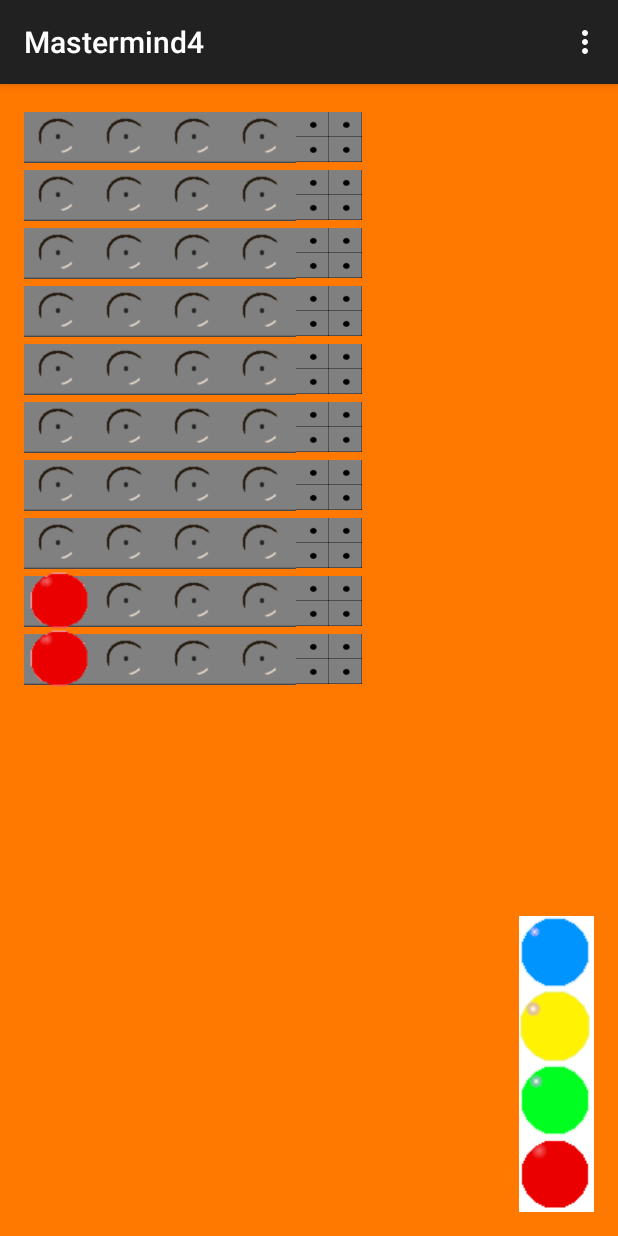
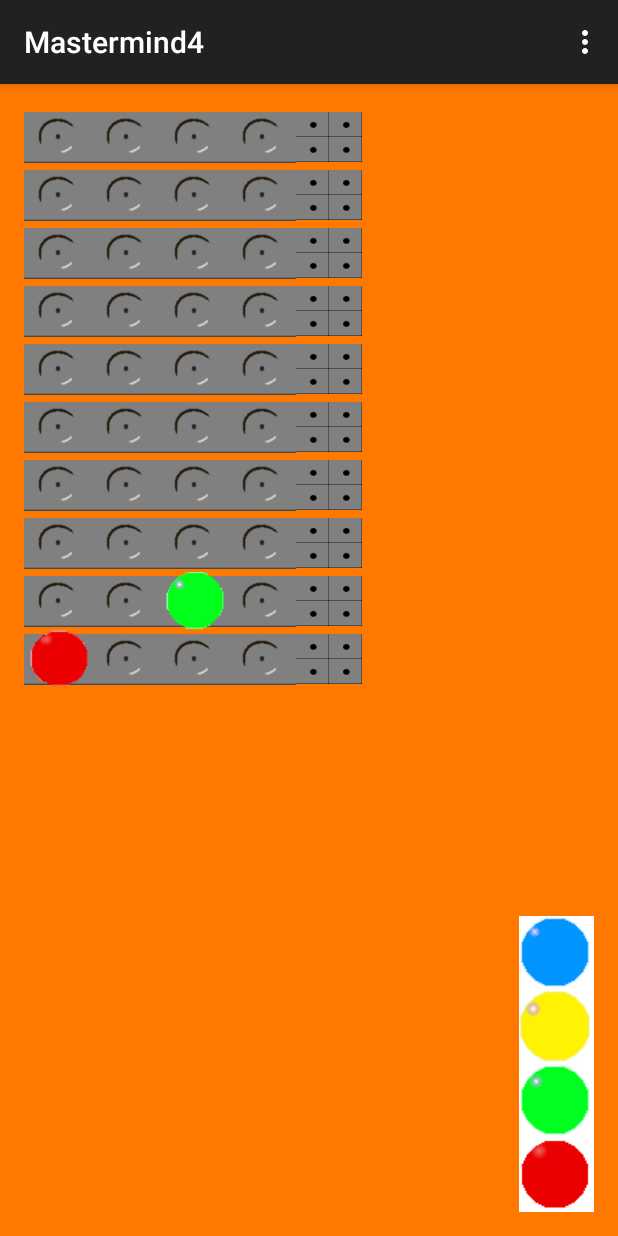
Before and after one commit to StephenShanahan/Mastermind, an Android app: the screen it shows after launch (MainActivity), after a tap on an icon or button, on a phone screen of 412 x 824 dp. Run offline under Robolectric (Android 15) with nearby library versions, the phone set to English and light mode, and no system bars; 1 other tap on this screen came first.

Commit message:
Fixed issue with red buttojn. Stupid xml naming conventions

```diff
--- a/app/src/main/java/com/example/sshan/mastermind4/MainActivity.java
+++ b/app/src/main/java/com/example/sshan/mastermind4/MainActivity.java
@@ -14,26 +14,27 @@
 import android.widget.Toast;
 import android.view.View.OnClickListener;
 
-public class MainActivity extends AppCompatActivity{// implements OnClickListener {
+public class MainActivity extends AppCompatActivity implements OnClickListener {
 
     @Override
     protected void onCreate(Bundle savedInstanceState) {
         super.onCreate(savedInstanceState);
         setContentView(R.layout.activity_main);
 
-       /* ImageButton btn1 = (ImageButton) findViewById(R.id.redPeg);
-        btn1.setOnClickListener(this);
+        ImageButton redButton = (ImageButton) findViewById(R.id.redPeg);
+        redButton.setOnClickListener(this);
 
         ImageButton greenButton = (ImageButton) findViewById(R.id.greenPeg);
-        greenButton.setOnClickListener(this);*/
+        greenButton.setOnClickListener(this);
 
     }
 
-  /*  public void onClick(View v) {
+    public void onClick(View v) {
 
         Toast pieceToast=null;
-        ImageView imgBus;
+        ImageButton imgBus;
         String buttonID;
+        int resID;
         int x = 1;
         int y = 1;
 
@@ -45,7 +46,7 @@
                         //pieceToast= Toast.makeText(getApplicationContext(), "Image Button One Clicked", Toast.LENGTH_SHORT);
                         //pieceToast.show();
                         buttonID = "pegimage" + String.valueOf(x) + String.valueOf(y);
-                        int resID = getResources().getIdentifier(buttonID, "id", getPackageName());
+                        resID = getResources().getIdentifier(buttonID, "id", getPackageName());
                         imgBus = ((ImageButton) findViewById(resID));
                         imgBus.setImageResource(R.drawable.red_peg_nobg);
                         y++;
@@ -56,7 +57,7 @@
                         //pieceToast.show();
                         //adds source image to blank imageview on click
                         //imgBus = (ImageView) findViewById(R.id.testimg3);
-                        imgBus = (ImageView) findViewById(R.id.pegimage23);
+                        imgBus = (ImageButton) findViewById(R.id.pegimage23);
                         imgBus.setImageResource(R.drawable.green_peg2_nobg);
                         y++;
                         break;
@@ -69,15 +70,15 @@
             case R.id.imageButton4:
                 pieceToast= Toast.makeText(getApplicationContext(), "Image Button Four Clicked", Toast.LENGTH_SHORT);
                 pieceToast.show();
-                break;
+                break;*/
 
                     default:
                         break;
-             //   }
-         //   }
-        }
+               }
+            //}
+        //}
 
-    }*/
+    }
 
 
     @Override
--- a/app/src/main/res/layout/activity_main.xml
+++ b/app/src/main/res/layout/activity_main.xml
@@ -16,7 +16,7 @@
         android:layout_alignParentBottom="true"
         android:layout_alignParentRight="true"
         android:layout_alignParentEnd="true"
-        android:onClick="select" />
+        android:onClick="onClick" />
         --android:onClick="select"/>
         android:onClick="selectRed" />
 
@@ -890,7 +890,7 @@
             <ImageButton
                 android:layout_width="wrap_content"
                 android:layout_height="wrap_content"
-                android:id="@+id/testimg2"
+                android:id="@+id/pegimage12"
                 android:background="@android:color/transparent"
                 android:layout_centerVertical="true"
                 android:layout_toLeftOf="@+id/peg13"
@@ -899,7 +899,7 @@
             <ImageButton
                 android:layout_width="wrap_content"
                 android:layout_height="wrap_content"
-                android:id="@+id/testimg1"
+                android:id="@+id/pegimage11"
                 android:background="@android:color/transparent"
                 android:layout_centerVertical="true"
                 android:layout_toLeftOf="@+id/peg12"
@@ -908,7 +908,7 @@
             <ImageButton
                 android:layout_width="wrap_content"
                 android:layout_height="wrap_content"
-                android:id="@+id/testimg3"
+                android:id="@+id/pegimage13"
                 android:background="@android:color/transparent"
                 android:layout_centerVertical="true"
                 android:layout_toLeftOf="@+id/peg14"
@@ -917,7 +917,7 @@
             <ImageButton
                 android:layout_width="wrap_content"
                 android:layout_height="wrap_content"
-                android:id="@+id/testimg4"
+                android:id="@+id/pegimage14"
                 android:background="@android:color/transparent"
                 android:layout_centerVertical="true"
                 android:layout_toLeftOf="@+id/pin11"
```
